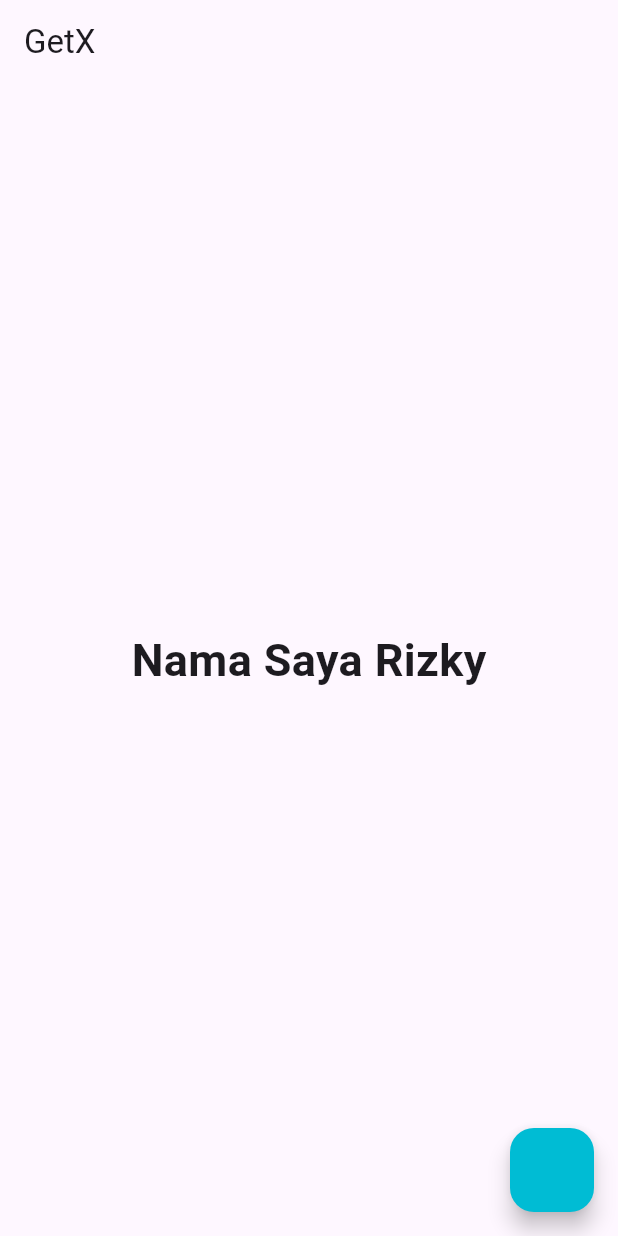
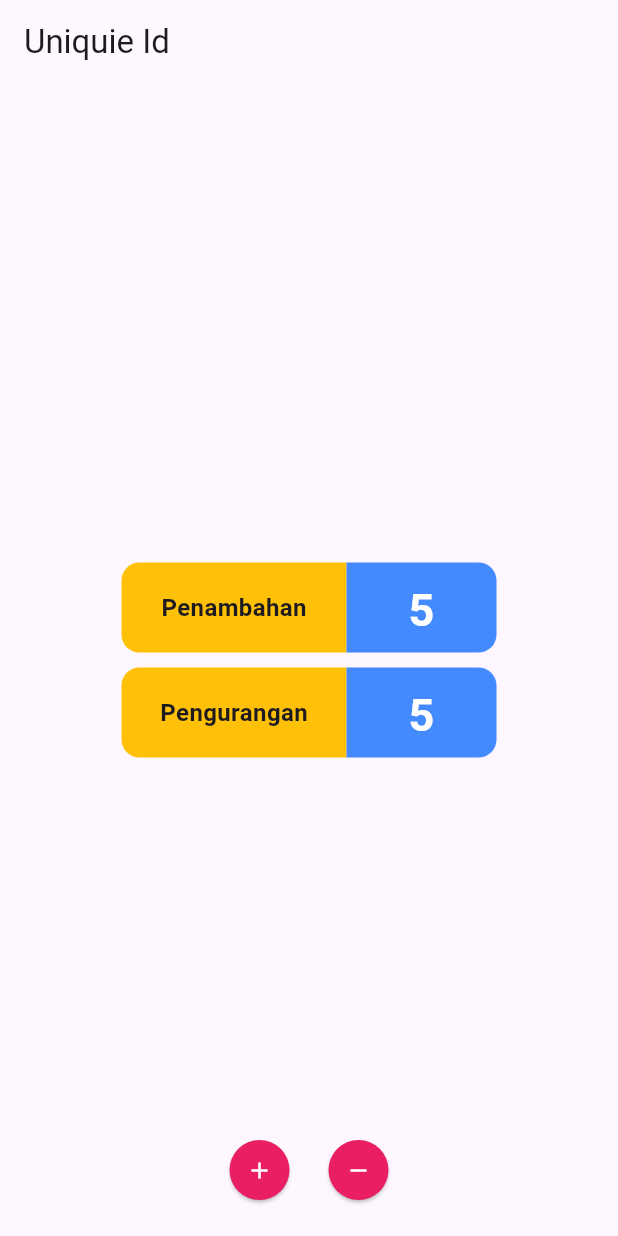
Before and after one commit to RizkyArdiansyahhh/GetX-Flutter, a Flutter app: the screen it shows after launch, on a phone screen of 412 x 824 dp. Run offline on Flutter 3.47's test engine with Material 3 defaults, Android fonts, the light colour scheme and no system bars; our stand-ins replace equatable, get.

Commit message:
learn getX : state manager (Unique id)

```diff
--- /dev/null
+++ b/learn_state_manager/lib/controllers/math_controller.dart
@@ -0,0 +1,16 @@
+import 'package:get/get.dart';
+
+class MathController extends GetxController {
+  var number = 5;
+  void add() {
+    number++;
+    update(["add"]);
+  }
+
+  void less() {
+    if (number != 0) {
+      number--;
+      update(["less"]);
+    }
+  }
+}
--- a/learn_state_manager/lib/main.dart
+++ b/learn_state_manager/lib/main.dart
@@ -2,6 +2,7 @@ import 'package:flutter/material.dart';
 import 'package:get/get.dart';
 import 'package:learn_state_manager/controllers/counter_controller.dart';
 import 'package:learn_state_manager/home_page.dart';
+import 'package:learn_state_manager/unique_id_page.dart';
 import 'package:learn_state_manager/user_page.dart';
 
 void main() {
@@ -16,7 +17,7 @@ class MainApp extends StatelessWidget {
   Widget build(BuildContext context) {
     return Obx(
       () => MaterialApp(
-        home: UserPage(),
+        home: UniqueIdPage(),
         theme: (counterC.isDarkTheme.value)
             ? ThemeData.dark()
             : ThemeData.light(),
--- /dev/null
+++ b/learn_state_manager/lib/unique_id_page.dart
@@ -0,0 +1,167 @@
+import 'package:flutter/material.dart';
+import 'package:get/get.dart';
+import 'package:learn_state_manager/controllers/math_controller.dart';
+
+class UniqueIdPage extends StatelessWidget {
+  const UniqueIdPage({super.key});
+
+  @override
+  Widget build(BuildContext context) {
+    return Scaffold(
+      appBar: AppBar(title: Text("Uniquie Id")),
+      body: Center(
+        child: Stack(
+          children: [
+            Column(
+              mainAxisAlignment: MainAxisAlignment.center,
+              children: [
+                Row(
+                  mainAxisAlignment: MainAxisAlignment.center,
+                  children: [
+                    Container(
+                      width: 150,
+                      height: 60,
+                      padding: EdgeInsets.all(10),
+                      decoration: BoxDecoration(
+                        color: Colors.amber,
+                        borderRadius: BorderRadius.only(
+                          topLeft: Radius.circular(12),
+                          bottomLeft: Radius.circular(12),
+                        ),
+                      ),
+                      child: Center(
+                        child: Text(
+                          "Penambahan",
+                          style: TextStyle(
+                            fontSize: 16,
+                            fontWeight: FontWeight.bold,
+                          ),
+                        ),
+                      ),
+                    ),
+                    Container(
+                      width: 100,
+                      height: 60,
+                      padding: EdgeInsets.all(10),
+                      decoration: BoxDecoration(
+                        color: Colors.blueAccent,
+                        borderRadius: BorderRadius.only(
+                          topRight: Radius.circular(12),
+                          bottomRight: Radius.circular(12),
+                        ),
+                      ),
+                      child: Center(
+                        child: GetBuilder<MathController>(
+                          id: "add",
+                          init: MathController(),
+                          initState: (_) {},
+                          builder: (controler) {
+                            return Text(
+                              "${controler.number}",
+                              style: TextStyle(
+                                fontSize: 30,
+                                color: Colors.white,
+                                fontWeight: FontWeight.bold,
+                              ),
+                            );
+                          },
+                        ),
+                      ),
+                    ),
+                  ],
+                ),
+                SizedBox(height: 10),
+                Row(
+                  mainAxisAlignment: MainAxisAlignment.center,
+                  children: [
+                    Container(
+                      width: 150,
+                      height: 60,
+                      padding: EdgeInsets.all(10),
+                      decoration: BoxDecoration(
+                        color: Colors.amber,
+                        borderRadius: BorderRadius.only(
+                          topLeft: Radius.circular(12),
+                          bottomLeft: Radius.circular(12),
+                        ),
+                      ),
+                      child: Center(
+                        child: Text(
+                          "Pengurangan",
+                          style: TextStyle(
+                            fontSize: 16,
+                            fontWeight: FontWeight.bold,
+                          ),
+                        ),
+                      ),
+                    ),
+                    Container(
+                      width: 100,
+                      height: 60,
+                      padding: EdgeInsets.all(10),
+                      decoration: BoxDecoration(
+                        color: Colors.blueAccent,
+                        borderRadius: BorderRadius.only(
+                          topRight: Radius.circular(12),
+                          bottomRight: Radius.circular(12),
+                        ),
+                      ),
+                      child: Center(
+                        child: GetBuilder<MathController>(
+                          id: "less",
+                          init: MathController(),
+                          initState: (_) {},
+                          builder: (controler) {
+                            return Text(
+                              "${controler.number}",
+                              style: TextStyle(
+                                fontSize: 30,
+                                color: Colors.white,
+                                fontWeight: FontWeight.bold,
+                              ),
+                            );
+                          },
+                        ),
+                      ),
+                    ),
+                  ],
+                ),
+              ],
+            ),
+            Padding(
+              padding: const EdgeInsets.symmetric(vertical: 20),
+              child: Align(
+                alignment: Alignment.bottomCenter,
+                child: Row(
+                  mainAxisAlignment: MainAxisAlignment.center,
+                  children: [
+                    ElevatedButton(
+                      onPressed: () {
+                        Get.find<MathController>().add();
+                      },
+                      style: ElevatedButton.styleFrom(
+                        shape: CircleBorder(),
+                        backgroundColor: Colors.pink,
+                      ),
+                      child: Icon(Icons.add, color: Colors.white),
+                    ),
+                    ElevatedButton(
+                      onPressed: () {
+                        Get.find<MathController>().less();
+                      },
+                      style: ElevatedButton.styleFrom(
+                        shape: CircleBorder(),
+                        backgroundColor: Colors.pink,
+                      ),
+                      child: Icon(Icons.remove, color: Colors.white),
+                    ),
+                  ],
+                ),
+              ),
+            ),
+          ],
+        ),
+      ),
+    );
+  }
+}
--- a/learn_state_manager/lib/user_page.dart
+++ b/learn_state_manager/lib/user_page.dart
@@ -3,10 +3,9 @@ import 'dart:developer';
 import 'package:flutter/material.dart';
 import 'package:get/get.dart';
 import 'package:learn_state_manager/controllers/user_controller.dart';
-import 'package:learn_state_manager/models/user.dart';
 
 class UserPage extends StatelessWidget {
-  UserPage({super.key});
+  const UserPage({super.key});
 
   @override
   Widget build(BuildContext context) {
@@ -15,6 +14,7 @@ class UserPage extends StatelessWidget {
       appBar: AppBar(title: Text("GetX")),
       body: Center(
         child: GetX<UserController>(
+          init: UserController(),
           builder: (controler) {
             return Text(
               "Nama Saya ${controler.userRizky.value.name}",
```
